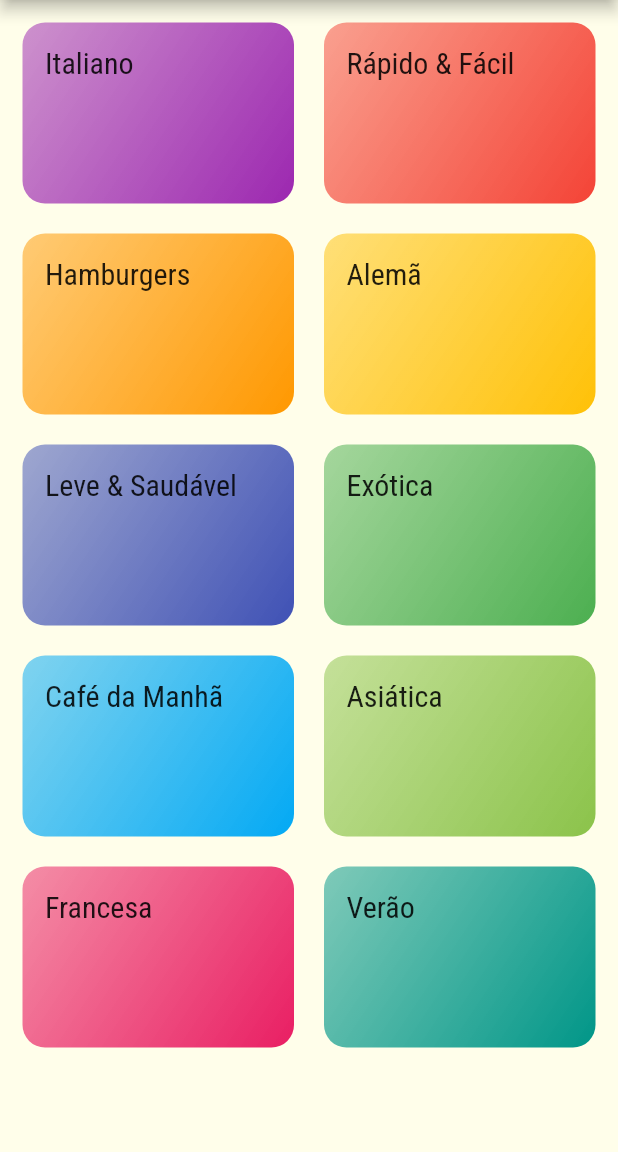
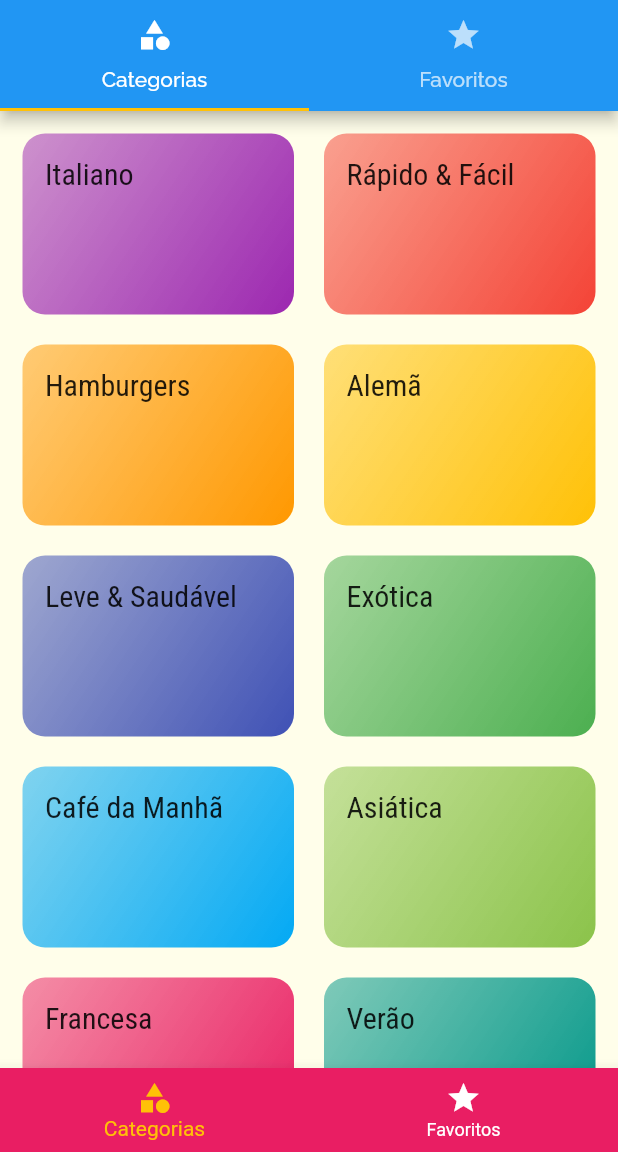
Before and after one commit to aislanfp/meals, a Flutter app: the screen it shows after launch, on a phone screen of 412 x 824 dp, the part 84-1236 px from its top. Run offline on Flutter 3.47's test engine with Material 2 defaults, Android fonts, the phone set to English and light mode, and no system bars.

Commit message:
Aula 198

```diff
--- a/lib/main.dart
+++ b/lib/main.dart
@@ -2,6 +2,7 @@ import 'package:flutter/material.dart';
 import 'package:meals/screens/categories_meals_screen.dart';
 import 'package:meals/screens/categories_screen.dart';
 import 'package:meals/screens/meal_detail_screen.dart';
+import 'package:meals/screens/tabs_screen.dart';
 import 'package:meals/utils/app_routes.dart';
 
 void main() {
@@ -25,7 +26,7 @@ class MyApp extends StatelessWidget {
               titleMedium: const TextStyle(
                   fontSize: 20, fontFamily: 'RobotoCondensed'))),
       routes: {
-        AppRoutes.HOME: (context) => const CategoriesScreen(),
+        AppRoutes.HOME: (context) => const TabsScreen(),
         AppRoutes.CATEGORIES_MEALS: (context) => const CategoriesMealsScreen(),
         AppRoutes.MEAL_DETAIL: (context) => const MealDetailScreen(),
       },
--- a/lib/screens/categories_screen.dart
+++ b/lib/screens/categories_screen.dart
@@ -7,13 +7,7 @@ class CategoriesScreen extends StatelessWidget {
 
   @override
   Widget build(BuildContext context) {
-    return Scaffold(
-      appBar: AppBar(
-        title: const Text(
-          'Vamos Cozinhar?',
-        ),
-      ),
-      body: GridView(
+    return GridView(
       padding: const EdgeInsets.all(15),
       gridDelegate: const SliverGridDelegateWithMaxCrossAxisExtent(
         maxCrossAxisExtent: 200,
@@ -24,7 +18,6 @@ class CategoriesScreen extends StatelessWidget {
       children: dummyCategories.map((cat) {
         return CategoryItem(cat);
       }).toList(),
-      ),
     );
   }
 }
--- /dev/null
+++ b/lib/screens/favorite_screen.dart
@@ -0,0 +1,12 @@
+import 'package:flutter/material.dart';
+
+class FavoriteScreen extends StatelessWidget {
+  const FavoriteScreen({Key? key}) : super(key: key);
+
+  @override
+  Widget build(BuildContext context) {
+    return const Center(
+      child: Text('Minhas Refeições Favoritas!'),
+    );
+  }
+}
--- /dev/null
+++ b/lib/screens/tabs_screen.dart
@@ -0,0 +1,76 @@
+import 'package:flutter/material.dart';
+import 'package:meals/screens/categories_screen.dart';
+import 'package:meals/screens/favorite_screen.dart';
+
+class TabsScreen extends StatefulWidget {
+  const TabsScreen({Key? key}) : super(key: key);
+
+  @override
+  State<TabsScreen> createState() => _TabsScreenState();
+}
+
+const _screens = <Widget>[
+  CategoriesScreen(),
+  FavoriteScreen(),
+];
+
+class _TabsScreenState extends State<TabsScreen> {
+  final _screensMap = <Map<String, Object>>[
+    {'title': 'Lista de Categorias', 'screen': _screens[0]},
+    {'title': 'Favoritos', 'screen': _screens[1]},
+  ];
+
+  int _selectedScreenIndex = 0;
+
+  void _selectScreen(int index) {
+    setState(() {
+      _tabAppBar = false;
+      _selectedScreenIndex = index;
+    });
+  }
+
+  bool _tabAppBar = true;
+
+  void _tabBar(bool value) {
+    setState(() {
+      _tabAppBar = value;
+    });
+  }
+
+  @override
+  Widget build(BuildContext context) {
+    return DefaultTabController(
+      length: 2,
+      child: Scaffold(
+        appBar: AppBar(
+          title: const Text('Vamos Cozinhar?'),
+          bottom: TabBar(onTap: (_) => _tabBar(true), tabs: const [
+            Tab(
+              icon: Icon(Icons.category),
+              text: 'Categorias',
+            ),
+            Tab(
+              icon: Icon(Icons.star),
+              text: 'Favoritos',
+            ),
+          ]),
+        ),
+        body: (_tabAppBar)
+            ? const TabBarView(children: _screens)
+            : _screensMap[_selectedScreenIndex].cast()['screen'],
+        bottomNavigationBar: BottomNavigationBar(
+          onTap: _selectScreen,
+          backgroundColor: Theme.of(context).primaryColor,
+          currentIndex: _selectedScreenIndex,
+          selectedItemColor: Theme.of(context).colorScheme.secondary,
+          unselectedItemColor: Colors.white,
+          items: const [
+            BottomNavigationBarItem(
+                icon: Icon(Icons.category), label: 'Categorias'),
+            BottomNavigationBarItem(icon: Icon(Icons.star), label: 'Favoritos'),
+          ],
+        ),
+      ),
+    );
+  }
+}
```
Lines whose indentation alone changed are shown as unchanged.
